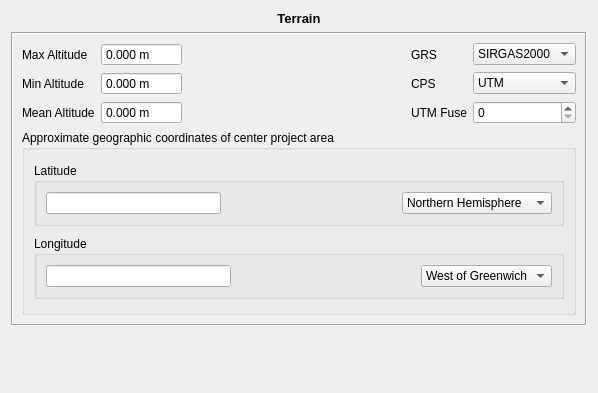
Old version of the form qt/formDisplay/TerrainLayout.ui in the repository e-foto/e-foto.
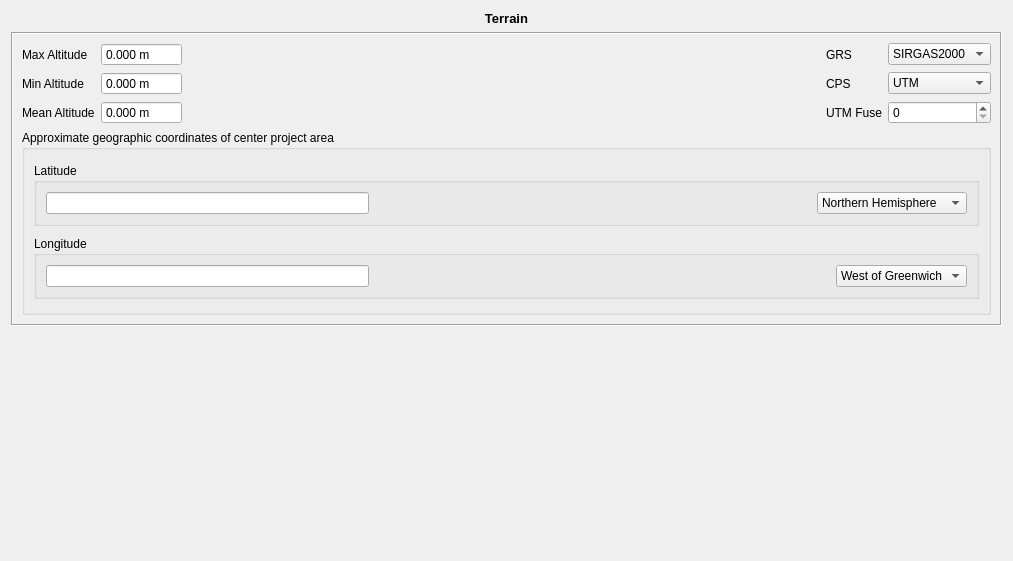
New version of the form. Custom widgets are drawn as their Qt base class.

Commit message: 4k display support on forms

The edit to the form file:
```diff
--- a/qt/formDisplay/TerrainLayout.ui
+++ b/qt/formDisplay/TerrainLayout.ui
@@ -6,8 +6,8 @@
    <rect>
     <x>0</x>
     <y>0</y>
-    <width>598</width>
-    <height>393</height>
+    <width>1013</width>
+    <height>561</height>
    </rect>
   </property>
   <property name="windowTitle">
```
The commit also changes 4 other files.
